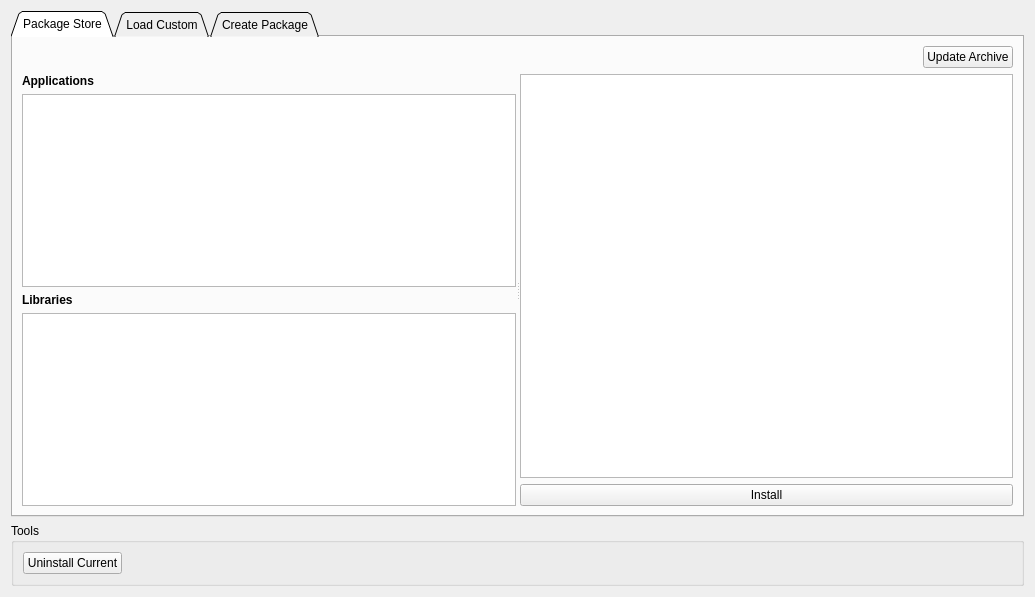
vedderb/vesc_tool, file pages/pagevescpackage.ui: the form before one commit.
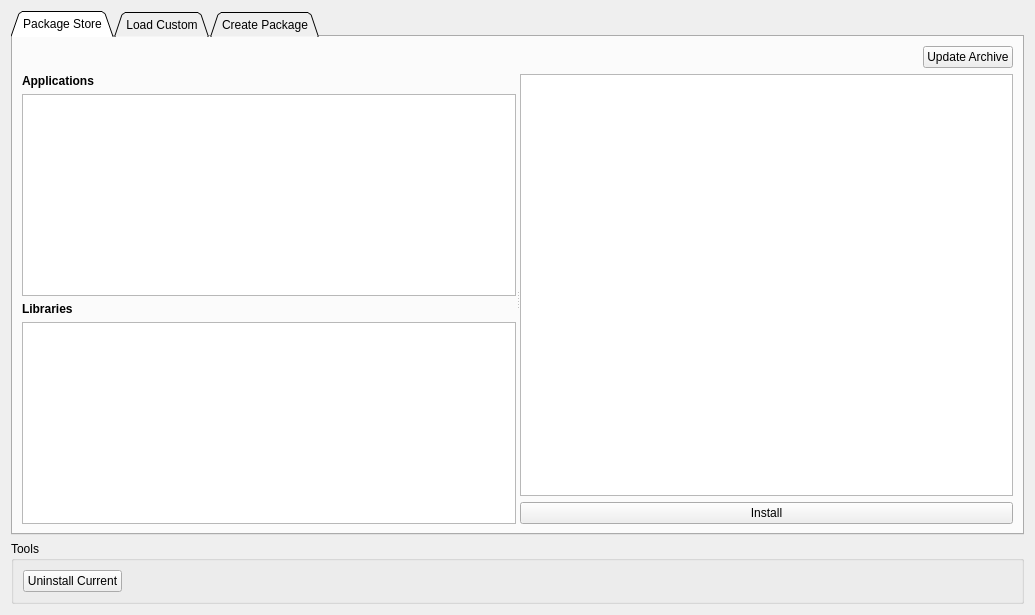
The form after the commit. Icons and pictures are not drawn. Custom widgets are drawn as their Qt base class.

Commit message: Made external links work in package store

```diff
--- a/pages/pagevescpackage.ui
+++ b/pages/pagevescpackage.ui
@@ -7,7 +7,7 @@
     <x>0</x>
     <y>0</y>
     <width>1035</width>
-    <height>590</height>
+    <height>615</height>
    </rect>
   </property>
   <property name="windowTitle">
@@ -104,7 +104,11 @@
          <widget class="QWidget" name="layoutWidget1">
           <layout class="QVBoxLayout" name="verticalLayout_4">
            <item>
-            <widget class="QTextBrowser" name="storeBrowser"/>
+            <widget class="VTextBrowser" name="storeBrowser">
+             <property name="readOnly">
+              <bool>true</bool>
+             </property>
+            </widget>
            </item>
            <item>
             <widget class="QPushButton" name="installButton">
@@ -457,6 +461,11 @@
    <header>widgets/displaypercentage.h</header>
    <container>1</container>
   </customwidget>
+  <customwidget>
+   <class>VTextBrowser</class>
+   <extends>QTextEdit</extends>
+   <header>widgets/vtextbrowser.h</header>
+  </customwidget>
  </customwidgets>
  <resources>
   <include location="../res.qrc"/>
```
